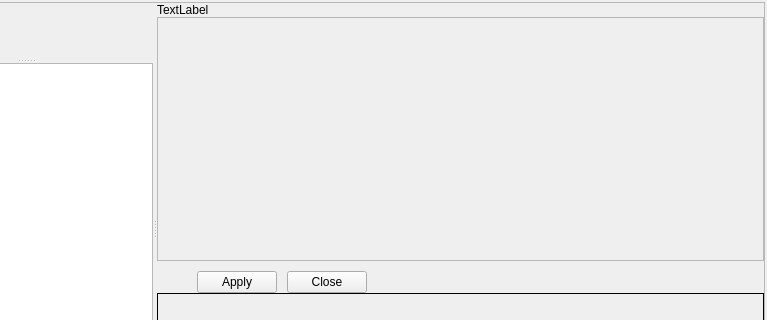
Before: the Qt Designer form src/gui/projectpanel_q.ui in fwbuilder/fwbuilder, drawn with Qt 5; both pictures show x 105 to 872 and y 0 to 320 of the 872 by 456 pixel window.
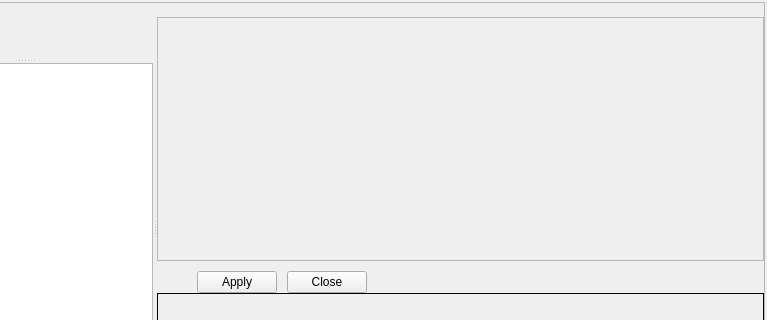
After: the same form once the commit is applied. Icons and pictures are not drawn. Custom widgets are drawn as their Qt base class.

What changed in the file:
```diff
--- a/src/gui/projectpanel_q.ui
+++ b/src/gui/projectpanel_q.ui
@@ -541,7 +541,7 @@
           <item row="0" column="0" >
            <widget class="QLabel" name="rulesetname" >
             <property name="text" >
-             <string>TextLabel</string>
+             <string/>
             </property>
            </widget>
           </item>
```
